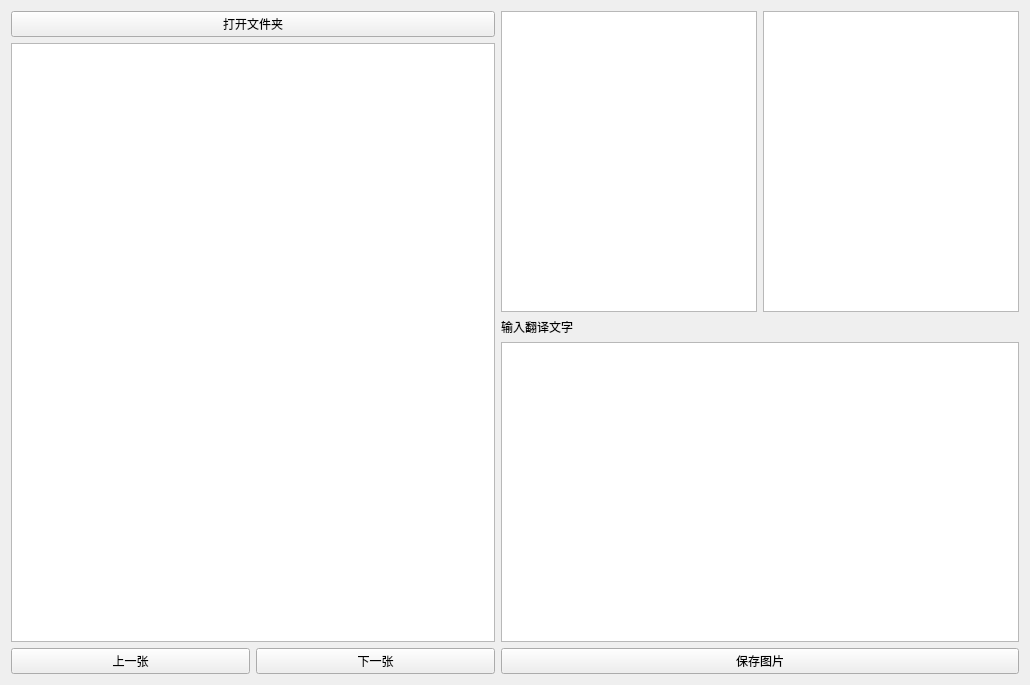
Old version of the form mainwindow.ui in the repository aqssxlzc/managaTranslaterHelper.
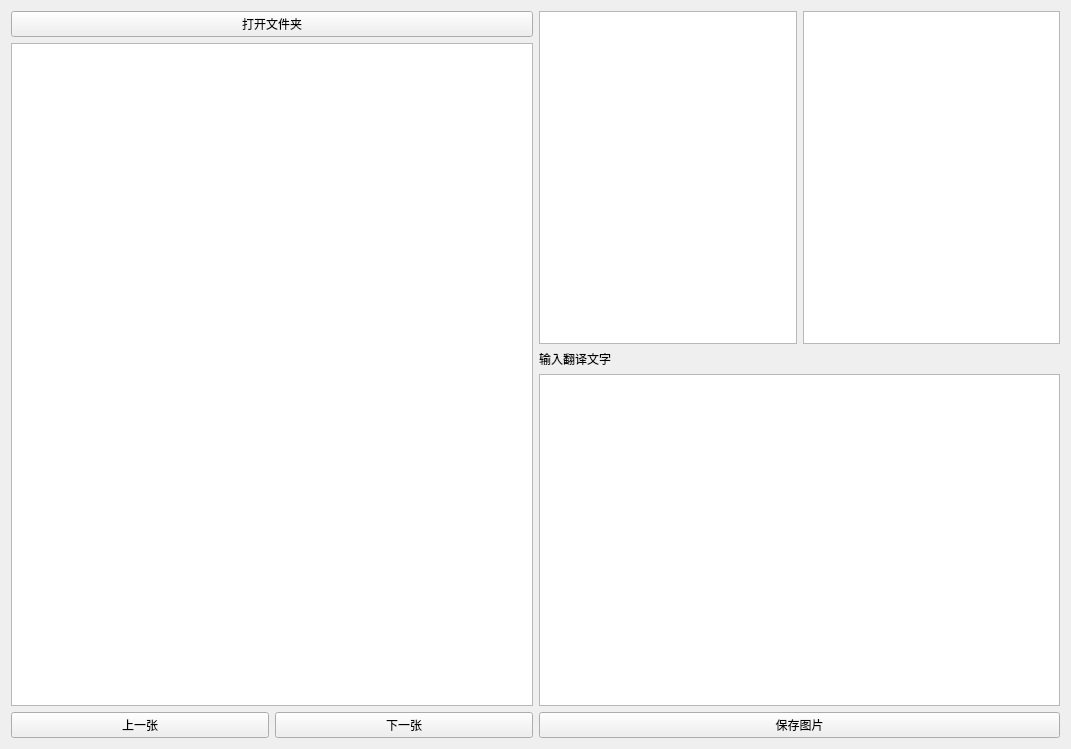
New version of the form.

```diff
--- a/mainwindow.ui
+++ b/mainwindow.ui
@@ -6,8 +6,8 @@
    <rect>
     <x>0</x>
     <y>0</y>
-    <width>1030</width>
-    <height>685</height>
+    <width>1071</width>
+    <height>749</height>
    </rect>
   </property>
   <property name="windowTitle">
```
Left out of the diff: 51 changed lines with no effect on the pictures.
